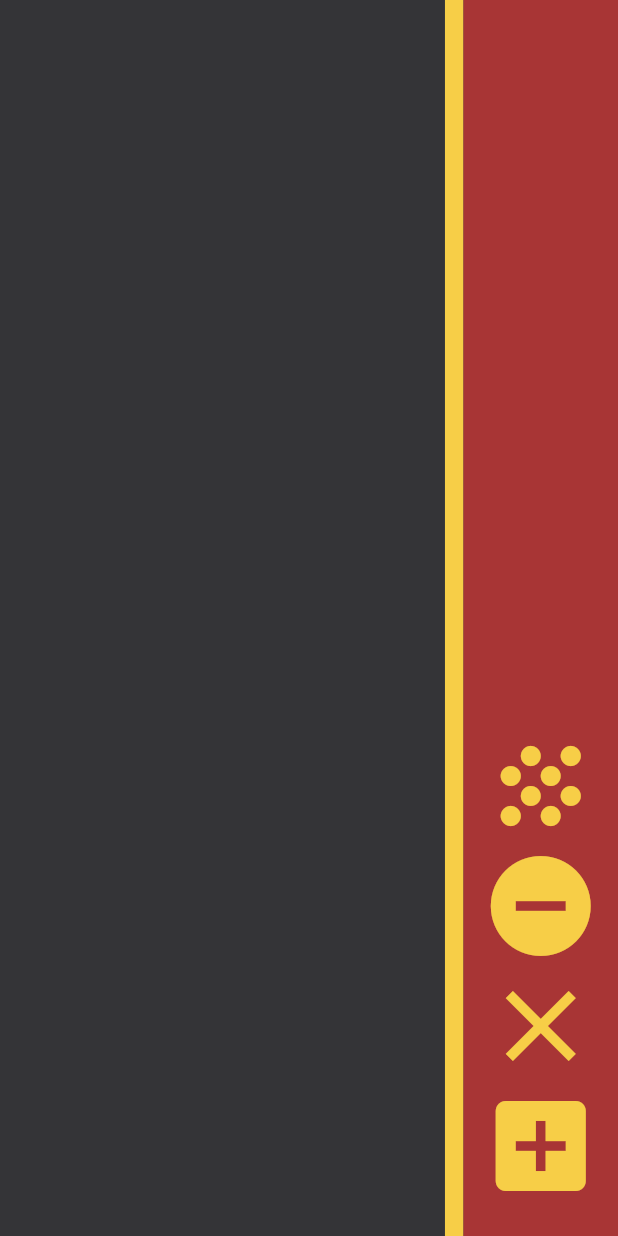
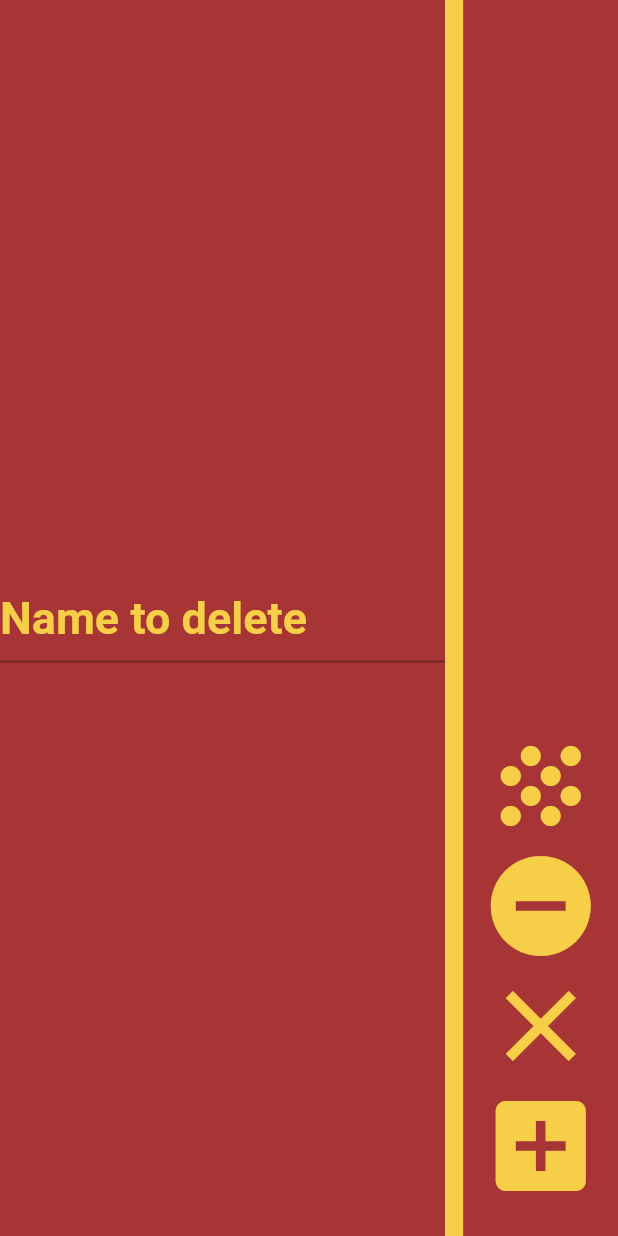
Before and after one commit to burhanhaq/ProductivePomo, a Flutter app: the screen it shows after launch, after a tap on the "close" icon, on a phone screen of 412 x 824 dp. Run offline on Flutter 3.47's test engine with Material 2 defaults, Android fonts, the phone set to English and light mode, and no system bars; our stand-ins replace shared_preferences.

Commit message:
Minor changes to make app work fine now

```diff
--- a/lib/card_state.dart
+++ b/lib/card_state.dart
@@ -8,12 +8,15 @@ class CardState with ChangeNotifier {
   int _pageScore;
   int _pageGoal;
   int _currentIndex;
-  bool _selected;
+  bool _selected; // todo replace with index
+
   String _newTitle = '';
   String _newGoal = '0';
   String _newMinutes = '10';
   String _newSeconds = '10';
-  SharedPref sharedPref = SharedPref();
+  String _deleteTitle = '';
+//  SharedPref sharedPref = SharedPref(); // todo implement this maybe to speed things up
+//  bool _onCurrentCardScreen = false;
 
   int get firstPageScore => _pageScore;
 
@@ -29,17 +32,21 @@ class CardState with ChangeNotifier {
   String get newGoal => _newGoal;
   String get newMinutes => _newMinutes;
   String get newSeconds => _newSeconds;
+  String get deleteTitle => _deleteTitle;
+
+//  bool get onCurrentCardScreen => _onCurrentCardScreen;
 
 //  List<Widget> get cardModels => _cardModels;
 
-  void init() {
-//    _pageScore = _cardModels[0].score;
-//    _pageGoal = _cardModels[0].goal;
-//    _currentIndex = _cardModels[0].index;
-    notifyListeners();
-  }
+//  void init() {
+////    _pageScore = _cardModels[0].score;
+////    _pageGoal = _cardModels[0].goal;
+////    _currentIndex = _cardModels[0].index;
+//    notifyListeners();
+//  }
 
   set currentIndex(int i) {
+    if (i != -1) {
       _pageGoal = _cardModels[i].goal;
       _pageScore = _cardModels[i].score;
       _currentIndex = i;
@@ -47,6 +54,11 @@ class CardState with ChangeNotifier {
         _cardModels[j].selected = false;
       }
       _cardModels[i].selected = true;
+    } else {
+      for (int j = 0; j < _cardModels.length; j++) {
+        _cardModels[j].selected = false;
+      }
+    }
     notifyListeners();
   }
 
@@ -79,7 +91,18 @@ class CardState with ChangeNotifier {
   set newSeconds(String val) {
     _newSeconds = val;
   }
+  set deleteTitle(String val) {
+    _deleteTitle = val;
+  }
 
+//  set onCurrentCardScreen(bool val) {
+//    _onCurrentCardScreen = val;
+//    notifyListeners();
+//  }
 
+//  changeCurrentCardScreen() {
+//    _onCurrentCardScreen = !_onCurrentCardScreen;
+//    notifyListeners();
+//  }
 
 }
--- a/lib/models/card_model.dart
+++ b/lib/models/card_model.dart
@@ -10,7 +10,7 @@ class CardModel {
 //  Duration duration;
   int minutes;
   int seconds;
-  bool selected;
+  bool selected; // todo change to int selected
 
   CardModel({
     @required this.index,
--- a/lib/screens/home_screen.dart
+++ b/lib/screens/home_screen.dart
@@ -18,7 +18,9 @@ class _HomeState extends State<Home> with SingleTickerProviderStateMixin {
   AnimationController controller;
   Animation animation;
   bool addNewScreen = false;
+  bool deleteCardScreen = false;
   SharedPref sharedPref = SharedPref();
+
 //  List<CardModel> cardModelList = [];
   List<CardTile> cardTileList = [];
 
@@ -43,22 +45,7 @@ class _HomeState extends State<Home> with SingleTickerProviderStateMixin {
     super.dispose();
   }
 
-//  loadSharedPrefs() async {
-//    try {
-//      CardModel model = CardModel.fromJson(
-//          await sharedPref.read('some')); // todo get this edited
-//      setState(() {
-////        prefCardData = model;
-////        prefTitle = model.title;
-////        prefScore = model.score;
-////        prefGoal = model.goal;
-//      });
-//    } catch (Exception) {
-//      print('Exception in SecondScreen');
-//    }
-//  }
-
-  getCardListFromJson() async {
+  getCardListFromJson() async { // todo add circular bar for waiting for await
     // List<CardModel>
     print('vv');
     List<dynamic> prefCardModelList = await sharedPref.get();
@@ -72,16 +59,12 @@ class _HomeState extends State<Home> with SingleTickerProviderStateMixin {
         seconds: prefCardModelList[i]['seconds'],
       ));
       print(CardModel.cardModelsX[i].toString());
-
-
     }
     print('^^');
   }
 
   @override
   Widget build(BuildContext context) {
-    // todo add cards information from pref to list
-
     cardTileList = List.generate(CardModel.cardModelsX.length, (index) {
       return CardTile(cardModel: CardModel.cardModelsX[index]);
     });
@@ -90,7 +73,7 @@ class _HomeState extends State<Home> with SingleTickerProviderStateMixin {
       child: Material(
         child: Scaffold(
           body: ChangeNotifierProvider(
-            create: (context) => CardState()..init(),
+            create: (context) => CardState(),
             child: Consumer<CardState>(
               builder: (context, cardState, _) => Container(
                 color: Theme.of(context).accentColor,
@@ -100,9 +83,14 @@ class _HomeState extends State<Home> with SingleTickerProviderStateMixin {
                       child: Stack(
                         alignment: Alignment.centerRight,
                         children: <Widget>[
-                          ListView(
+                          GestureDetector(
+                            onTap: () {
+                              cardState.currentIndex = -1;
+                            },
+                            child: ListView(
                               physics: BouncingScrollPhysics(),
                               children: cardTileList,
+                            ),
                           ),
                           Container(
                             height: double.infinity,
@@ -114,7 +102,15 @@ class _HomeState extends State<Home> with SingleTickerProviderStateMixin {
                             bottom: 0,
                             child: Offstage(
                               offstage: !addNewScreen,
-                              child: AddNew(),
+                              child: AddNewCardSection(),
+                            ),
+                          ),
+                          Positioned(
+                            left: 0,
+                            bottom: 0,
+                            child: Offstage(
+                              offstage: !deleteCardScreen,
+                              child: DeleteCardSection(),
                             ),
                           ),
                         ],
@@ -168,8 +164,8 @@ class _HomeState extends State<Home> with SingleTickerProviderStateMixin {
                                       print('--------------');
 //                                      for (int i = 0; i < CardModel.cardModelsX.length; i++) {
 //                                      }
-                                      print('cardModelsX: ${CardModel.cardModelsX.toString()}');
-
+                                      print(
+                                          'cardModelsX: ${CardModel.cardModelsX.toString()}');
 
                                       print('--------------');
                                     });
@@ -196,15 +192,24 @@ class _HomeState extends State<Home> with SingleTickerProviderStateMixin {
                                 GestureDetector(
                                   onTap: () {
                                     // todo implement clearing text fields when hit
+                                    setState(() {
                                       if (addNewScreen) {
                                         cardState.newTitle = '';
                                         cardState.newGoal = '';
                                         cardState.newMinutes = '10';
                                         cardState.newSeconds = '10';
-                                      setState(() {
                                         addNewScreen = !addNewScreen;
+                                      } else if (!deleteCardScreen) {
+                                        // todo implement delete card mode
+//                                        if (!deleteCardScreen)
+                                        deleteCardScreen = !deleteCardScreen;
+                                      } else if (deleteCardScreen) {
+                                        deleteCardScreen = !deleteCardScreen;
+                                        sharedPref
+                                            .remove(cardState.deleteTitle);
+//                                        CardModel.cardModelsX.removeAt(index); // todo need to update index when removed
+                                      }
                                     });
-                                    }
                                   },
                                   child: Icon(
                                     Icons.close,
@@ -213,14 +218,17 @@ class _HomeState extends State<Home> with SingleTickerProviderStateMixin {
                                   ),
                                 ),
                                 GestureDetector(
-                                  onTap: () {
+                                  onTap: () async {
                                     // todo implement clearing text fields when hit
                                     // todo save to pref when added
                                     // todo add some initial goal value if null, or maybe make it a number drop down
+                                    var keys = await sharedPref
+                                        .getKeys(); // todo check if this works to avoid duplicate
                                     setState(() {
-                                      var keys = sharedPref.getKeys(); // todo check if this works to avoid duplicate
                                       print('await check ${keys.toString()}');
-                                      bool canAddNewScreen = addNewScreen && cardState.newTitle.isNotEmpty;
+                                      bool canAddNewScreen = addNewScreen &&
+                                          cardState.newTitle.isNotEmpty &&
+                                          !keys.contains(cardState.newTitle);
                                       if (canAddNewScreen) {
                                         CardModel.cardModelsX.add(
                                           CardModel(
@@ -233,10 +241,10 @@ class _HomeState extends State<Home> with SingleTickerProviderStateMixin {
                                                 ? '-2'
                                                 : int.tryParse(
                                                     cardState.newGoal),
-                                              minutes: int.parse(
-                                                  cardState.newMinutes),
-                                              seconds: int.parse(
-                                                  cardState.newSeconds),
+                                            minutes:
+                                                int.parse(cardState.newMinutes),
+                                            seconds:
+                                                int.parse(cardState.newSeconds),
                                           ),
                                         );
                                         cardTileList.add(CardTile(
@@ -244,11 +252,15 @@ class _HomeState extends State<Home> with SingleTickerProviderStateMixin {
                                                 .at(cardState.length - 1)));
                                         addNewScreen = !addNewScreen;
                                         print(CardModel.cardModelsX.toString());
-                                          sharedPref.save(cardState.newTitle,
-                                              cardState.at(cardState.length - 1).toJson());
+                                        sharedPref.save(
+                                            cardState.newTitle,
+                                            cardState
+                                                .at(cardState.length - 1)
+                                                .toJson());
                                       } else {
                                         print('Not added');
-                                        print('Tried to add title ${cardState.newTitle}');
+                                        print(
+                                            'Tried to add title ${cardState.newTitle}');
                                       }
                                     });
                                   },
@@ -294,12 +306,50 @@ class _HomeState extends State<Home> with SingleTickerProviderStateMixin {
   }
 }
 
-class AddNew extends StatefulWidget {
+class DeleteCardSection extends StatefulWidget {
   @override
-  _AddNewState createState() => _AddNewState();
+  _DeleteCardSectionState createState() => _DeleteCardSectionState();
 }
 
-class _AddNewState extends State<AddNew> {
+class _DeleteCardSectionState extends State<DeleteCardSection> {
+  @override
+  Widget build(BuildContext context) {
+    var cardState = Provider.of<CardState>(context);
+    return SafeArea(
+      child: Container(
+        height: MediaQuery.of(context).size.height,
+        width: MediaQuery.of(context).size.width * 0.72,
+        color: red1,
+        child: Column(
+          mainAxisAlignment: MainAxisAlignment.center,
+          children: [
+            TextField(
+              style: TextStyle(
+                  color: white, fontSize: 30, fontWeight: FontWeight.w600),
+              decoration: InputDecoration(
+                hintStyle: TextStyle(color: yellow),
+                hintText: 'Name to delete',
+                fillColor: blue,
+              ),
+              onChanged: (value) {
+                setState(() {
+                  cardState.deleteTitle = value;
+                });
+              },
+            ),
+          ],
+        ),
+      ),
+    );
+  }
+}
+
+class AddNewCardSection extends StatefulWidget {
+  @override
+  _AddNewCardSectionState createState() => _AddNewCardSectionState();
+}
+
+class _AddNewCardSectionState extends State<AddNewCardSection> {
   @override
   Widget build(BuildContext context) {
     var cardState = Provider.of<CardState>(context);
@@ -327,7 +377,9 @@ class _AddNewState extends State<AddNew> {
           padding: EdgeInsets.only(left: 20, right: 20, bottom: 200),
           child: Column(
             mainAxisAlignment: MainAxisAlignment.end,
+            crossAxisAlignment: CrossAxisAlignment.start,
             children: [
+//              Text('Title', style: TextStyle(color: yellow, fontSize: 100)),
               TextField(
                 style: TextStyle(
                   color: white,
```
Also changed, not shown: lib/second_screen.dart (+8 -2 lines), lib/widgets/card_tile.dart (+34 -27 lines). Lines whose indentation alone changed are shown as unchanged.
